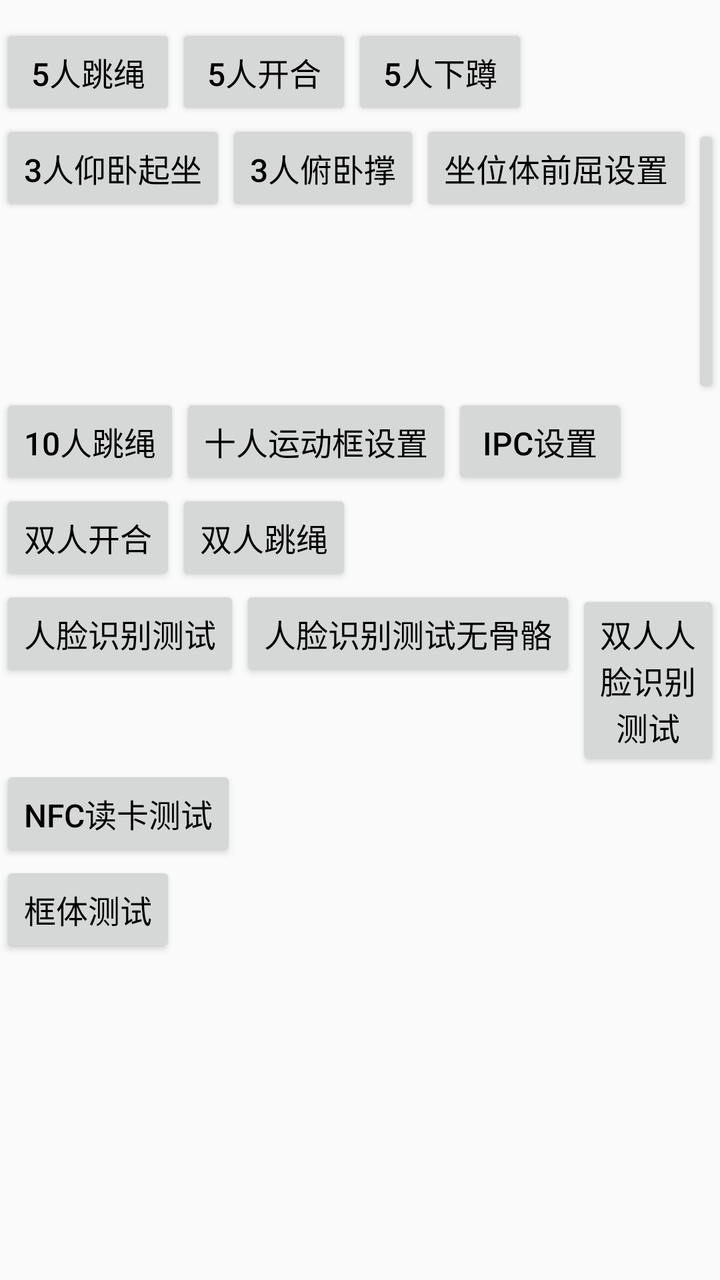
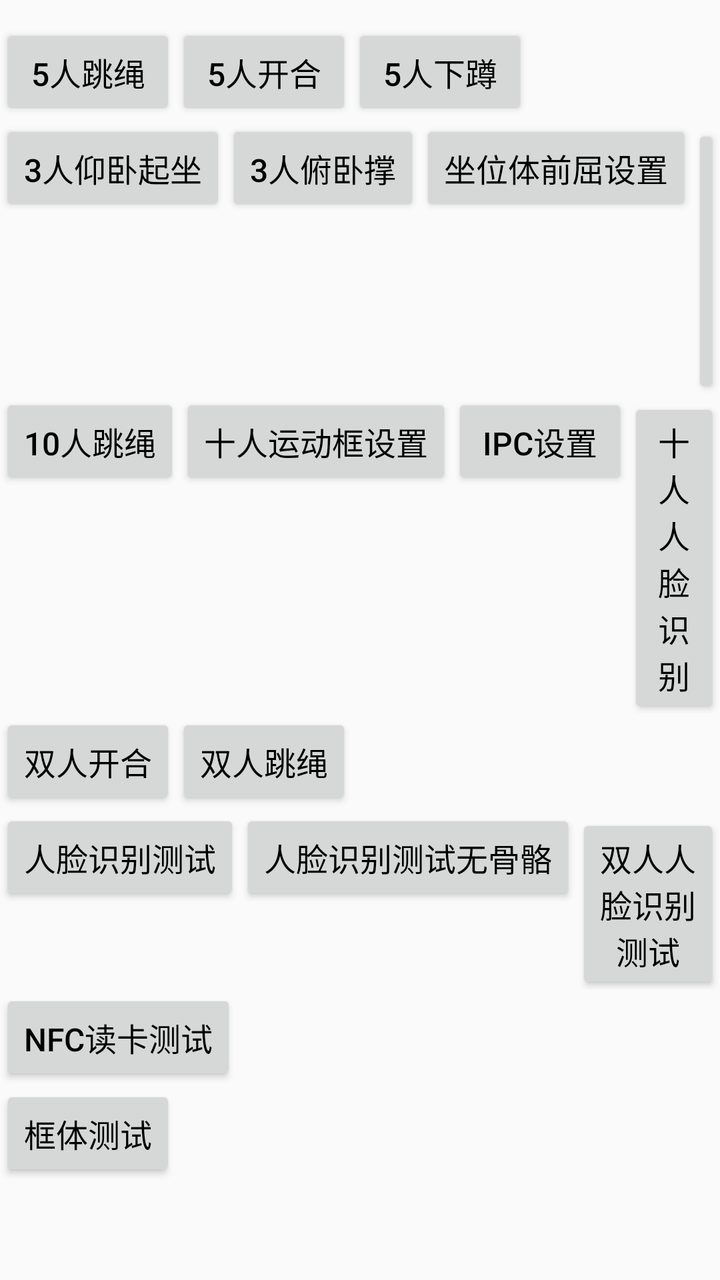

Compare the two renders of this Android layout. The source of the first and the diff that turns it into the second are given below.
<!-- AndroidManifest.xml: application theme AppTheme -->
<!-- res/layout/ac_main.xml -->
<?xml version="1.0" encoding="utf-8"?>
<androidx.constraintlayout.widget.ConstraintLayout xmlns:android="http://schemas.android.com/apk/res/android"
    xmlns:app="http://schemas.android.com/apk/res-auto"
    android:layout_width="match_parent"
    android:layout_height="match_parent">

    <ScrollView
        android:layout_width="match_parent"
        android:layout_height="match_parent"
        android:layout_centerHorizontal="true"
        android:scrollbars="vertical">

        <LinearLayout
            android:layout_width="wrap_content"
            android:layout_height="wrap_content"
            android:layout_centerInParent="true"
            android:orientation="vertical"
            android:paddingTop="12dp"
            android:paddingBottom="12dp">

            <LinearLayout
                android:layout_width="wrap_content"
                android:layout_height="wrap_content"
                android:orientation="horizontal">

                <Button
                    android:id="@+id/bnt_0"
                    android:layout_width="wrap_content"
                    android:layout_height="wrap_content"
                    android:text="5人跳绳"
                    android:textColor="@color/color_black"
                    android:textSize="16sp" />

                <Button
                    android:id="@+id/bnt_3"
                    android:layout_width="wrap_content"
                    android:layout_height="wrap_content"
                    android:text="5人开合"
                    android:textColor="@color/color_black"
                    android:textSize="16sp" />

                <Button
                    android:id="@+id/bnt_4"
                    android:layout_width="wrap_content"
                    android:layout_height="wrap_content"
                    android:text="5人下蹲"
                    android:textColor="@color/color_black"
                    android:textSize="16sp" />

            </LinearLayout>

            <LinearLayout
                android:layout_width="wrap_content"
                android:layout_height="wrap_content"
                android:orientation="horizontal">

                <Button
                    android:id="@+id/bnt_8"
                    android:layout_width="wrap_content"
                    android:layout_height="wrap_content"
                    android:text="3人仰卧起坐"
                    android:textColor="@color/color_black"
                    android:textSize="16sp" />

                <Button
                    android:id="@+id/bnt_9"
                    android:layout_width="wrap_content"
                    android:layout_height="wrap_content"
                    android:text="3人俯卧撑"
                    android:textColor="@color/color_black"
                    android:textSize="16sp" />

                <Button
                    android:id="@+id/bnt_10"
                    android:layout_width="wrap_content"
                    android:layout_height="wrap_content"
                    android:text="坐位体前屈设置"
                    android:textColor="@color/color_black"
                    android:textSize="16sp" />

                <Button
                    android:id="@+id/bnt_zw"
                    android:layout_width="wrap_content"
                    android:layout_height="wrap_content"
                    android:text="坐位体前屈"
                    android:textColor="@color/color_black"
                    android:textSize="16sp" />

            </LinearLayout>

            <LinearLayout
                android:layout_width="wrap_content"
                android:layout_height="wrap_content"
                android:orientation="horizontal">

                <Button
                    android:id="@+id/bnt_11"
                    android:layout_width="wrap_content"
                    android:layout_height="wrap_content"
                    android:text="10人跳绳"
                    android:textColor="@color/color_black"
                    android:textSize="16sp" />

                <Button
                    android:id="@+id/btn_10_region_set"
                    android:layout_width="wrap_content"
                    android:layout_height="wrap_content"
                    android:text="十人运动框设置"
                    android:textColor="@color/color_black"
                    android:textSize="16sp" />

                <Button
                    android:id="@+id/btn_ipc_set"
                    android:layout_width="wrap_content"
                    android:layout_height="wrap_content"
                    android:text="IPC设置"
                    android:textColor="@color/color_black"
                    android:textSize="16sp" />

            </LinearLayout>

            <LinearLayout
                android:layout_width="wrap_content"
                android:layout_height="wrap_content"
                android:orientation="horizontal">

                <Button
                    android:id="@+id/bnt_12"
                    android:layout_width="wrap_content"
                    android:layout_height="wrap_content"
                    android:text="双人开合"
                    android:textColor="@color/color_black"
                    android:textSize="16sp" />

                <Button
                    android:id="@+id/bnt_13"
                    android:layout_width="wrap_content"
                    android:layout_height="wrap_content"
                    android:text="双人跳绳"
                    android:textColor="@color/color_black"
                    android:textSize="16sp" />

            </LinearLayout>

            <LinearLayout
                android:layout_width="wrap_content"
                android:layout_height="wrap_content">

                <Button
                    android:id="@+id/btn_face_test"
                    android:layout_width="wrap_content"
                    android:layout_height="wrap_content"
                    android:text="人脸识别测试"
                    android:textColor="@color/color_black"
                    android:textSize="16sp" />

                <Button
                    android:id="@+id/btn_face_test2"
                    android:layout_width="wrap_content"
                    android:layout_height="wrap_content"
                    android:text="人脸识别测试无骨骼"
                    android:textColor="@color/color_black"
                    android:textSize="16sp" />

                <Button
                    android:id="@+id/btn_double_face"
                    android:layout_width="wrap_content"
                    android:layout_height="wrap_content"
                    android:text="双人人脸识别测试"
                    android:textColor="@color/color_black"
                    android:textSize="16sp" />
            </LinearLayout>
            <LinearLayout
                android:layout_width="wrap_content"
                android:layout_height="wrap_content">
                <Button
                    android:id="@+id/btn_nfc_test"
                    android:layout_width="wrap_content"
                    android:layout_height="wrap_content"
                    android:text="NFC读卡测试"
                    android:textColor="@color/color_black"
                    android:textSize="16sp" />
            </LinearLayout>
            <LinearLayout
                android:layout_width="wrap_content"
                android:layout_height="wrap_content">
                <Button
                    android:id="@+id/btn_body_test"
                    android:layout_width="wrap_content"
                    android:layout_height="wrap_content"
                    android:text="框体测试"
                    android:textColor="@color/color_black"
                    android:textSize="16sp" />
            </LinearLayout>

        </LinearLayout>

    </ScrollView>

    <TextView
        android:id="@+id/tv_org_id"
        android:layout_width="wrap_content"
        android:layout_height="wrap_content"
        android:layout_marginEnd="@dimen/dp_60"
        android:layout_marginBottom="@dimen/dp_60"
        app:layout_constraintBottom_toBottomOf="parent"
        app:layout_constraintEnd_toEndOf="parent" />
</androidx.constraintlayout.widget.ConstraintLayout>
<!-- resources referenced by this layout -->
<resources>
  <color name="color_black">#000000</color>
  <dimen name="dp_60">60dp</dimen>
  <style name="AppTheme" parent="Theme.AppCompat.DayNight.NoActionBar">
          <item name="colorPrimary">#00FFFF</item>
          <item name="colorPrimaryDark">#FFFFFF</item>
          <item name="colorAccent">#FFFF00</item>
          <item name="android:windowActionBar">false</item>
          <item name="android:windowNoTitle">true</item>
          <item name="android:windowContentTransitions">true</item>
          <item name="android:statusBarColor">@android:color/transparent</item>
          <item name="android:windowFullscreen">true</item>
          <item name="android:windowTranslucentNavigation">true</item>
          <item name="android:windowTranslucentStatus">true</item>
          <item name="android:windowDisablePreview">true</item>
      </style>
</resources>

<!-- the commit's change to res/layout/ac_main.xml (unified diff, before → after) -->
@@ -117,6 +117,13 @@
                     android:textColor="@color/color_black"
                     android:textSize="16sp" />
 
+                <Button
+                    android:id="@+id/btn_ten_face"
+                    android:layout_width="wrap_content"
+                    android:layout_height="wrap_content"
+                    android:text="十人人脸识别"
+                    android:textColor="@color/color_black"
+                    android:textSize="16sp" />
             </LinearLayout>
 
             <LinearLayout
@@ -170,9 +177,11 @@
                     android:textColor="@color/color_black"
                     android:textSize="16sp" />
             </LinearLayout>
+
             <LinearLayout
                 android:layout_width="wrap_content"
                 android:layout_height="wrap_content">
+
                 <Button
                     android:id="@+id/btn_nfc_test"
                     android:layout_width="wrap_content"
@@ -181,9 +190,11 @@
                     android:textColor="@color/color_black"
                     android:textSize="16sp" />
             </LinearLayout>
+
             <LinearLayout
                 android:layout_width="wrap_content"
                 android:layout_height="wrap_content">
+
                 <Button
                     android:id="@+id/btn_body_test"
                     android:layout_width="wrap_content"
